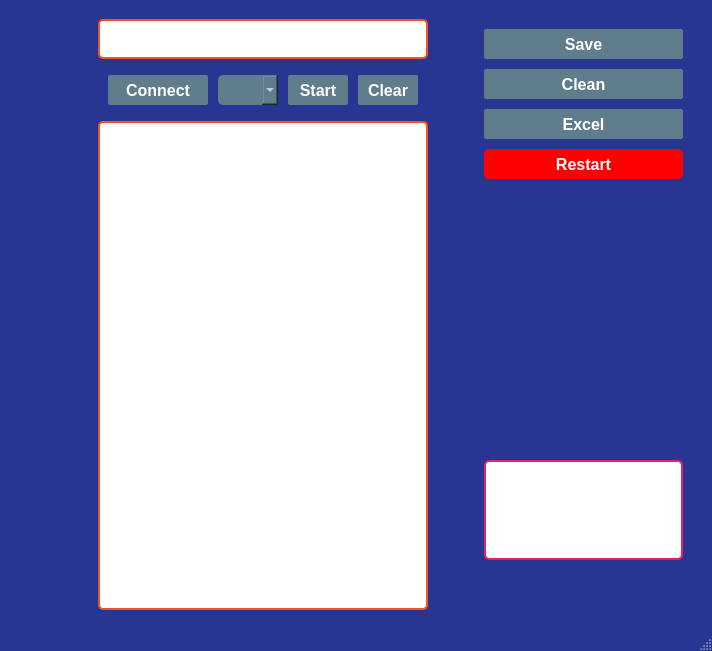
Qt form lunch.ui (ahmadasmandar/fis_gui) before a commit.
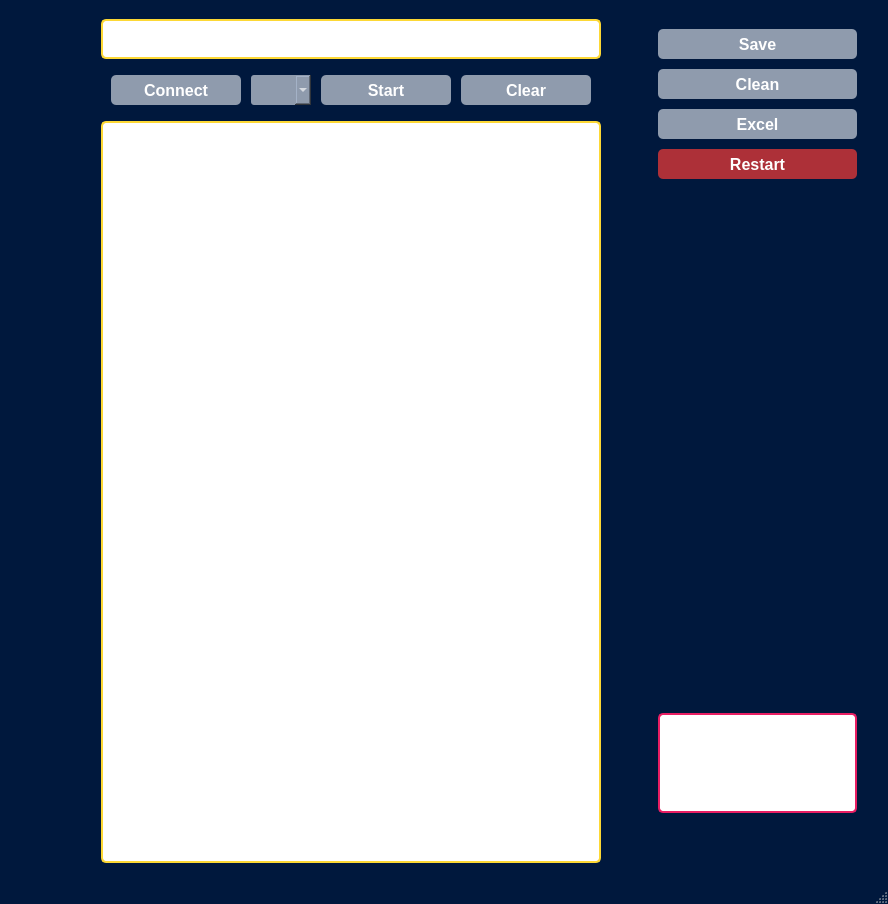
The same form after that commit. Icons and pictures are not drawn.

```diff
--- a/lunch.ui
+++ b/lunch.ui
@@ -6,8 +6,8 @@
    <rect>
     <x>0</x>
     <y>0</y>
-    <width>712</width>
-    <height>651</height>
+    <width>888</width>
+    <height>904</height>
    </rect>
   </property>
   <property name="windowTitle">
@@ -16,7 +16,8 @@
   <property name="styleSheet">
    <string notr="true">QMainWindow{
   border-radius: 25px;
-background: #283593;
+ background: #00183d;
+/*background: #263238;*/
 
 
 }
@@ -29,23 +30,23 @@
 QLineEdit{
 background: white;
   border-radius: 5px;
-  border: 2px solid #f4511e;
+  border: 2px solid #fdd835;
 
 }
 QPushButton{
-  border-radius: 2px;
-  background-color: #607d8b; /* Green */
+  border-radius: 5px;
+  background-color: #8f9bad;
   color: white;
 }
 QTextEdit{
 background: white;
   border-radius: 5px;
-  border: 2px solid #f4511e;
+  border: 2px solid #fdd835e;
 }
 
 QComboBox{
-  border-radius:5px;
-  background-color: #607d8b; /* Green */
+  border-radius:3px;
+  background-color: #8f9bad; /* Green */
   color: white;
 }</string>
   </property>
@@ -219,12 +220,31 @@
       </item>
       <item>
        <widget class="QTextEdit" name="terminal">
+        <property name="minimumSize">
+         <size>
+          <width>500</width>
+          <height>0</height>
+         </size>
+        </property>
+        <property name="maximumSize">
+         <size>
+          <width>500</width>
+          <height>16777215</height>
+         </size>
+        </property>
         <property name="font">
          <font>
           <family>Fira Code Medium</family>
           <pointsize>10</pointsize>
          </font>
         </property>
+        <property name="styleSheet">
+         <string notr="true">QTextEdit{
+  border-radius: 5px;
+  border: 2px solid #fdd835;
+
+}</string>
+        </property>
        </widget>
       </item>
      </layout>
@@ -382,7 +402,7 @@
           <property name="styleSheet">
            <string notr="true">QPushButton{
   border-radius: 5px;
-  background-color: red; /* Green */
+  background-color: #ad3038;
   color: white;
 }</string>
           </property>
@@ -446,6 +466,22 @@
       </item>
      </layout>
     </item>
+    <item>
+     <spacer name="horizontalSpacer_3">
+      <property name="orientation">
+       <enum>Qt::Horizontal</enum>
+      </property>
+      <property name="sizeType">
+       <enum>QSizePolicy::Expanding</enum>
+      </property>
+      <property name="sizeHint" stdset="0">
+       <size>
+        <width>20</width>
+        <height>20</height>
+       </size>
+      </property>
+     </spacer>
+    </item>
    </layout>
   </widget>
   <widget class="QStatusBar" name="statusbar"/>
```
